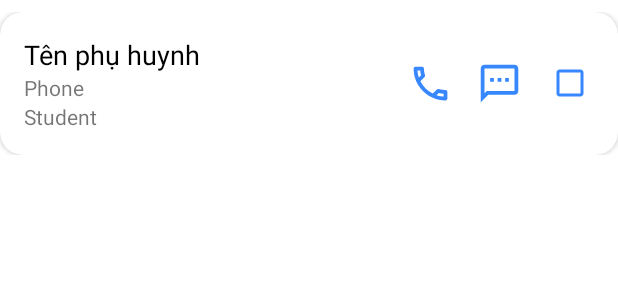
After one commit to hungtrinhh/MOB104-App, an Android app: the layout item_feedback_parent_selector.xml on its own in the app's theme, with its tools: preview values and no code run, on a phone screen of 412 x 824 dp. The commit adds this screen. Shown: the top 300 px of the screen. Run offline under Robolectric (Android 15) with nearby library versions, the light colour scheme and no system bars.

Commit message:
feature feedback

```diff
--- /dev/null
+++ b/app/src/main/res/layout/item_feedback_parent_selector.xml
@@ -0,0 +1,80 @@
+<?xml version="1.0" encoding="utf-8"?>
+<RelativeLayout xmlns:android="http://schemas.android.com/apk/res/android"
+    xmlns:app="http://schemas.android.com/apk/res-auto"
+    android:layout_width="match_parent"
+    android:layout_height="wrap_content"
+    android:layout_marginVertical="8dp">
+
+    <androidx.cardview.widget.CardView
+        android:layout_width="match_parent"
+        android:layout_height="wrap_content"
+        android:layout_toStartOf="@id/cb_parent_check"
+        app:cardCornerRadius="15dp">
+
+        <LinearLayout
+            android:layout_width="match_parent"
+            android:layout_height="wrap_content"
+            android:gravity="center_vertical"
+            android:orientation="horizontal">
+
+            <LinearLayout
+                android:id="@+id/item_feedback"
+                android:layout_width="0dp"
+                android:layout_height="wrap_content"
+                android:layout_weight="1"
+                android:orientation="vertical"
+                android:padding="16dp">
+
+                <TextView
+                    android:id="@+id/tv_feedback_content"
+                    android:layout_width="match_parent"
+                    android:layout_height="wrap_content"
+                    android:text="Tên phụ huynh"
+                    android:textColor="@color/black"
+                    android:textSize="18sp" />
+
+                <TextView
+                    android:id="@+id/tv_feedback_date"
+                    android:layout_width="match_parent"
+                    android:layout_height="wrap_content"
+                    android:text="Phone" />
+
+                <TextView
+                    android:id="@+id/tv_feedback_student"
+                    android:layout_width="match_parent"
+                    android:layout_height="wrap_content"
+                    android:text="Student" />
+
+            </LinearLayout>
+
+            <ImageView
+                android:id="@+id/img_feedback_call"
+                android:layout_width="46dp"
+                android:layout_height="46dp"
+                android:background="?android:selectableItemBackgroundBorderless"
+                android:padding="8dp"
+                android:src="@drawable/ic_outline_call_24"
+                app:tint="@color/blue_primary" />
+
+            <ImageView
+                android:id="@+id/img_feedback_sms"
+                android:layout_width="46dp"
+                android:layout_height="46dp"
+                android:layout_marginEnd="8dp"
+                android:background="?android:selectableItemBackgroundBorderless"
+                android:padding="8dp"
+                android:src="@drawable/ic_outline_sms_24"
+                app:tint="@color/blue_primary" />
+
+            <androidx.appcompat.widget.AppCompatCheckBox
+                android:id="@+id/cb_parent_check"
+                android:layout_width="wrap_content"
+                android:layout_height="wrap_content"
+                android:layout_alignParentEnd="true"
+                android:layout_centerVertical="true"
+                android:buttonTint="@color/blue_primary" />
+        </LinearLayout>
+    </androidx.cardview.widget.CardView>
+
+
+</RelativeLayout>
```
Also changed, not shown: app/src/main/java/com/btcdteam/easyedu/fragments/teacher/FeedbackFragment.java (+95 -30 lines), app/src/main/res/layout/fragment_feedback.xml (+10 -1 lines), app/src/main/res/layout/fragment_feedback_of_one_student.xml (added, +55 -0 lines).
